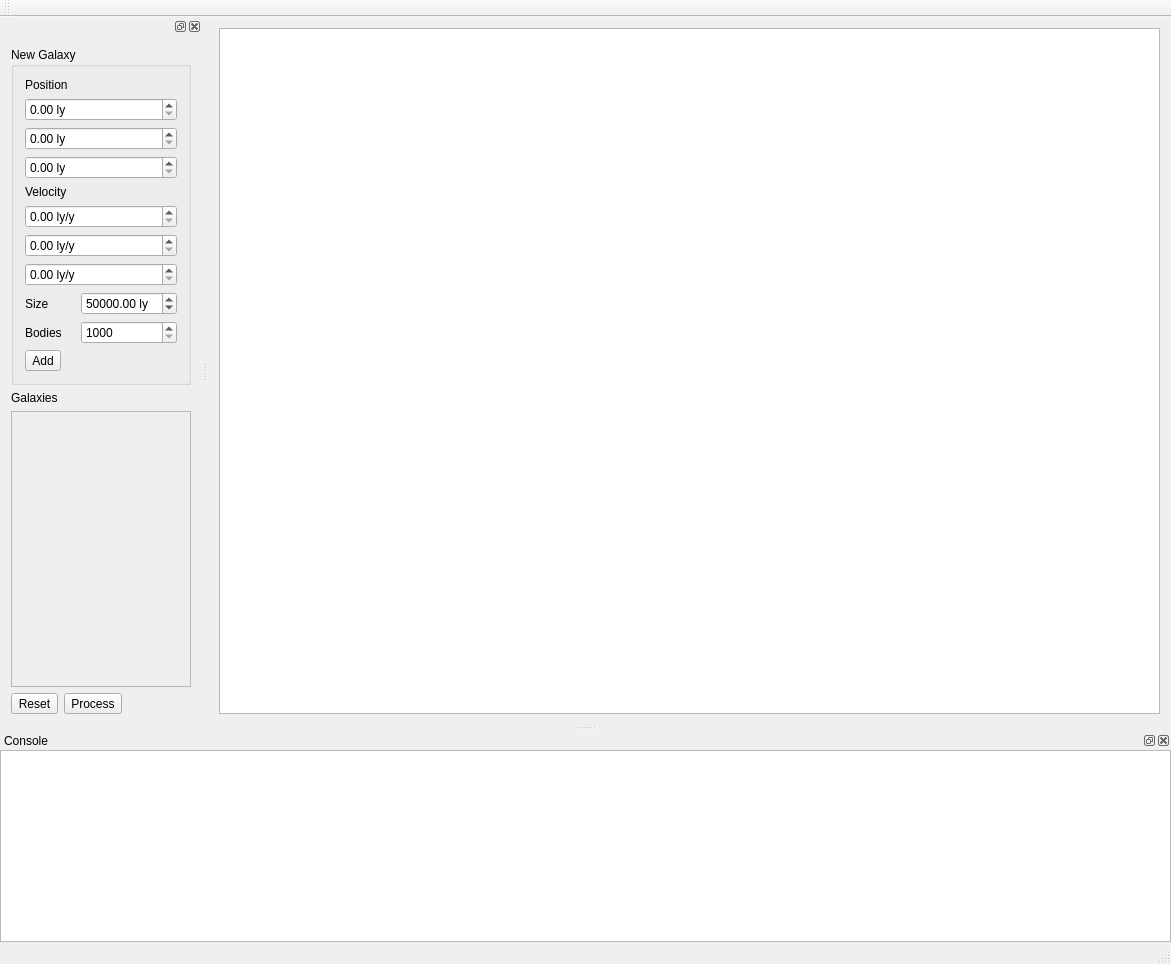
Old version of the form Galaxy1/Galaxy1/galaxy1.ui in the repository billw2012/BGalaxy1.
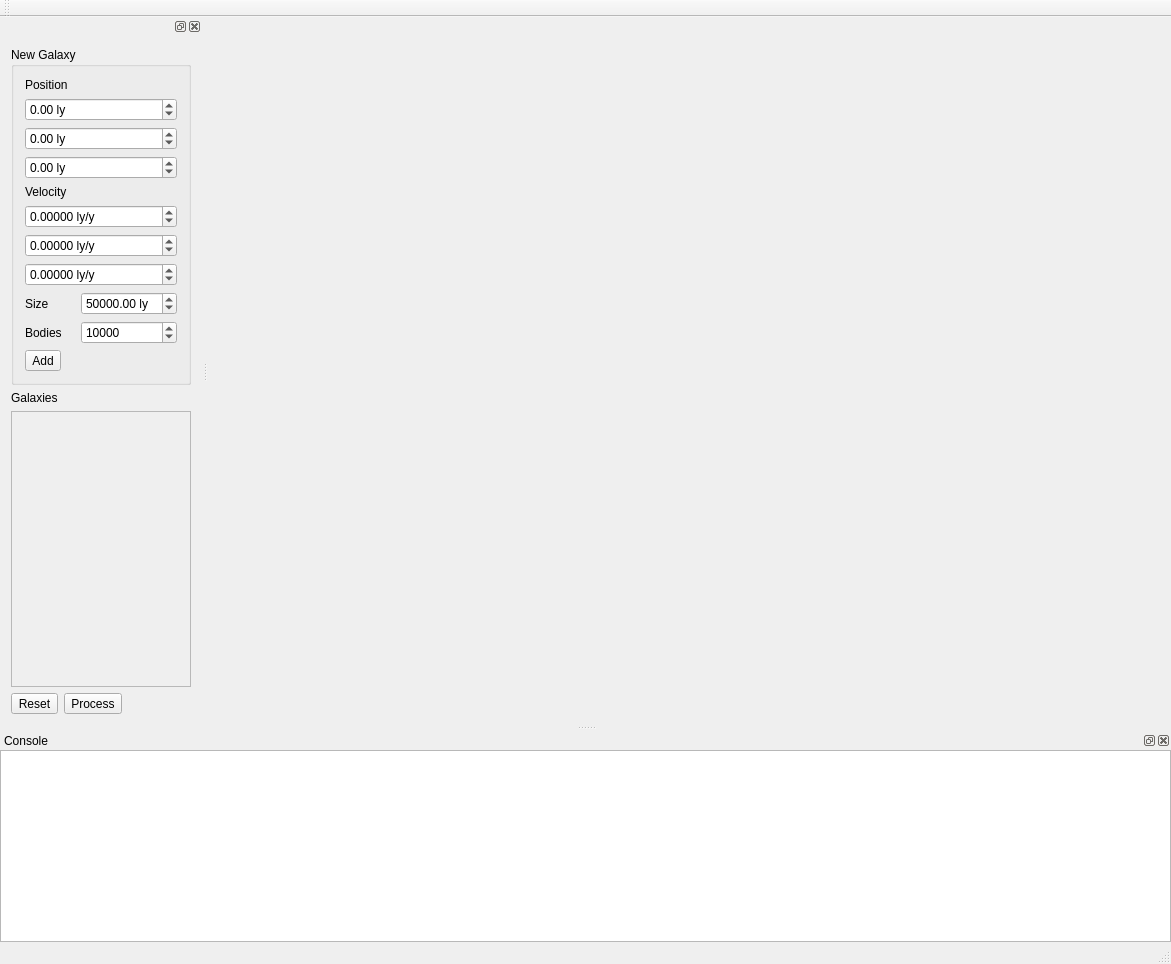
New version of the form. Custom widgets are drawn as their Qt base class.

```diff
--- a/Galaxy1/Galaxy1/galaxy1.ui
+++ b/Galaxy1/Galaxy1/galaxy1.ui
@@ -14,9 +14,9 @@
    <string>Galaxy1</string>
   </property>
   <widget class="QWidget" name="centralWidget">
-   <layout class="QHBoxLayout" name="horizontalLayout_2">
+   <layout class="QVBoxLayout" name="verticalLayout_5">
     <item>
-     <widget class="UglyGraphicsView" name="graphicsView"/>
+     <widget class="GalaxySimGLWidget" name="glWidget" native="true"/>
     </item>
    </layout>
   </widget>
@@ -93,8 +93,14 @@
             <property name="suffix">
              <string> ly</string>
             </property>
+            <property name="decimals">
+             <number>2</number>
+            </property>
+            <property name="minimum">
+             <double>-1000000.000000000000000</double>
+            </property>
             <property name="maximum">
-             <double>1000000000.000000000000000</double>
+             <double>1000000.000000000000000</double>
             </property>
             <property name="singleStep">
              <double>100.000000000000000</double>
@@ -109,8 +115,14 @@
             <property name="suffix">
              <string> ly</string>
             </property>
+            <property name="decimals">
+             <number>2</number>
+            </property>
+            <property name="minimum">
+             <double>-1000000.000000000000000</double>
+            </property>
             <property name="maximum">
-             <double>1000000000.000000000000000</double>
+             <double>1000000.000000000000000</double>
             </property>
             <property name="singleStep">
              <double>100.000000000000000</double>
@@ -125,8 +137,11 @@
             <property name="suffix">
              <string> ly</string>
             </property>
+            <property name="minimum">
+             <double>-1000000.000000000000000</double>
+            </property>
             <property name="maximum">
-             <double>1000000000.000000000000000</double>
+             <double>1000000.000000000000000</double>
             </property>
             <property name="singleStep">
              <double>100.000000000000000</double>
@@ -152,8 +167,14 @@
             <property name="suffix">
              <string> ly/y</string>
             </property>
+            <property name="decimals">
+             <number>5</number>
+            </property>
+            <property name="minimum">
+             <double>-10.000000000000000</double>
+            </property>
             <property name="maximum">
-             <double>1000000000.000000000000000</double>
+             <double>10.000000000000000</double>
             </property>
             <property name="singleStep">
              <double>100.000000000000000</double>
@@ -168,8 +189,14 @@
             <property name="suffix">
              <string> ly/y</string>
             </property>
+            <property name="decimals">
+             <number>5</number>
+            </property>
+            <property name="minimum">
+             <double>-10.000000000000000</double>
+            </property>
             <property name="maximum">
-             <double>1000000000.000000000000000</double>
+             <double>10.000000000000000</double>
             </property>
             <property name="singleStep">
              <double>100.000000000000000</double>
@@ -184,8 +211,14 @@
             <property name="suffix">
              <string> ly/y</string>
             </property>
+            <property name="decimals">
+             <number>5</number>
+            </property>
+            <property name="minimum">
+             <double>-10.000000000000000</double>
+            </property>
             <property name="maximum">
-             <double>1000000000.000000000000000</double>
+             <double>10.000000000000000</double>
             </property>
             <property name="singleStep">
              <double>100.000000000000000</double>
@@ -265,6 +298,9 @@
             <property name="maximum">
              <number>300</number>
             </property>
+            <property name="value">
+             <number>10</number>
+            </property>
            </widget>
           </item>
          </layout>
@@ -359,9 +395,10 @@
  <layoutdefault spacing="6" margin="11"/>
  <customwidgets>
   <customwidget>
-   <class>UglyGraphicsView</class>
-   <extends>QGraphicsView</extends>
-   <header>Ugly/uglygraphicsview.h</header>
+   <class>GalaxySimGLWidget</class>
+   <extends>QWidget</extends>
+   <header>GalaxySimGLWidget.h</header>
+   <container>1</container>
   </customwidget>
  </customwidgets>
  <resources>
```
Left out of the diff: 2 changed lines with no effect on the pictures.
